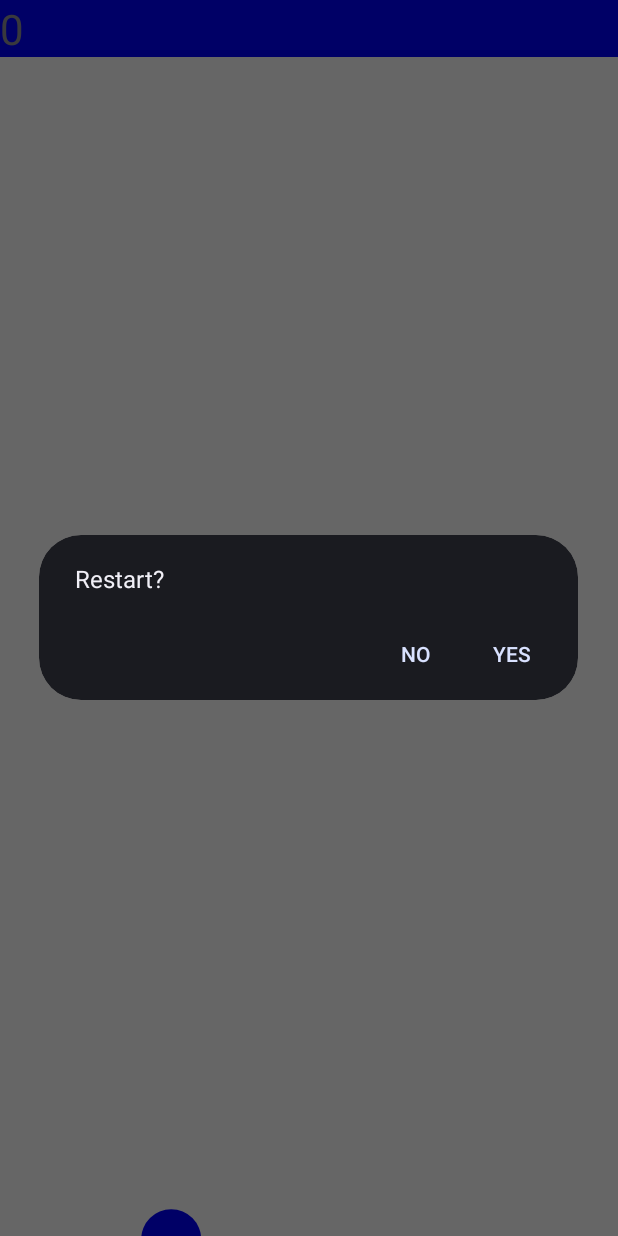
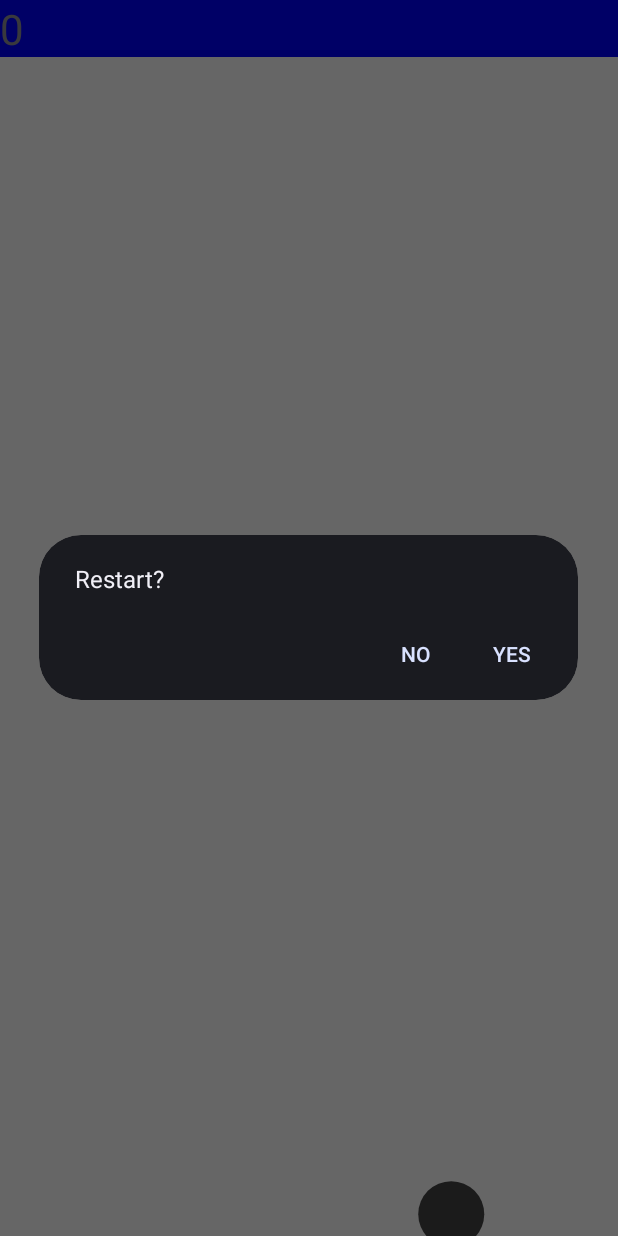
Before and after one commit to out386/shape-slice-game, an Android app: the screen it shows after launch (MainActivity), on a phone screen of 412 x 824 dp. Run offline under Robolectric (Android 15) with nearby library versions, the phone set to English and light mode, and no system bars.

Commit message:
Increase difficulty with time and randomize

```diff
--- a/app/src/main/java/com/example/a4/DimensionsModel.java
+++ b/app/src/main/java/com/example/a4/DimensionsModel.java
@@ -6,7 +6,7 @@
     private int failThresY;
     private int failThresX;
     private float addY;
-    private float pathRadius;
+    private float basePathRadius;
     private float density;
 
     DimensionsModel(int viewW, int viewH, float density) {
@@ -14,7 +14,7 @@
         this.viewH = viewH;
         this.density = density;
         addY = viewH * (3 / 4f); // Bottom 1/4th of the screen
-        pathRadius = 20 * density;
+        basePathRadius = 20 * density;
         failThresY = viewH - 1;
         failThresX = viewW - 1;
     }
@@ -48,6 +48,6 @@
     }
 
     float getPathRadius() {
-        return pathRadius;
+        return basePathRadius + (int) (Math.random() * 6 * density);
     }
 }
--- a/app/src/main/java/com/example/a4/Fruit.java
+++ b/app/src/main/java/com/example/a4/Fruit.java
@@ -12,21 +12,27 @@
 import android.graphics.Path;
 import android.graphics.PointF;
 import android.graphics.Region;
+import android.os.SystemClock;
 
 /**
  * Class that represents a Fruit. Can be split into two separate fruits.
  */
 public class Fruit {
-    private static int counter = 0;
-    private int index;
+    /**
+     * Intervals in milliseconds after which speed and acceleration increases
+     */
+    private static final long SCALE_INTERVAL = 10000;
+    private static final int MAX_SCALE_FACTOR = 5;
+    private static final int[] COLOURS = {Color.BLUE, Color.GREEN, Color.MAGENTA, Color.DKGRAY};
+
     private Path path = new Path();
     private Paint paint = new Paint(Paint.ANTI_ALIAS_FLAG);
     private Matrix transform = new Matrix();
+    private int paintColour;
     float speedx;
     float speedy;
     float accx;
     float accy;
-    private boolean belowLine;
     boolean part;
     boolean cutted;
 
@@ -34,32 +40,32 @@
      * A fruit is represented as Path, typically populated by a series of points
      */
 
-    Fruit(Path path, DimensionsModel dimens) {
+    Fruit(Path path, long gameStartTime, DimensionsModel dimens) {
         init();
 
-        counter++;
         this.part = false;
-        this.index = counter;
 
         this.path.reset();
         this.path = path;
 
+        long scale = (SystemClock.uptimeMillis() - gameStartTime) / SCALE_INTERVAL;
+        scale = Math.min(Math.max(1, scale), MAX_SCALE_FACTOR);
         float density = dimens.getDensity();
-        this.speedx = (float) (Math.random() * 7 - 4) * density;
 
-        this.speedy = (float) -(Math.random() * 7 + 12) * density;
+        this.speedx = (float) (Math.random() * 2 - 1) * density * scale;
+
+        this.speedy = (float) -(Math.random() * 2 + 3) * density * scale;
         this.accx = 0;
-        this.accy = (float) 0.45 * density;
-        this.belowLine = false;
+        this.accy = (float) 0.1125 * density * scale;
         this.cutted = false;
     }
 
-    private Fruit(Path path, float sx, float sy, DimensionsModel dimens) {
-        init();
+    private Fruit(Path path, float sx, float sy, float accy, int colour) {
+        paintColour = colour;
+        this.paint.setColor(colour);
+        this.paint.setStrokeWidth(5);
 
-        counter++;
         this.part = true;
-        this.index = counter;
 
         this.path.reset();
         this.path = path;
@@ -69,13 +75,13 @@
         this.speedy = sy;
 
         this.accx = 0;
-        this.accy = (float) 0.45 * dimens.getDensity();
-        this.belowLine = false;
+        this.accy = accy;
         this.cutted = false;
     }
 
     private void init() {
-        this.paint.setColor(Color.BLUE);
+        paintColour = COLOURS[(int) (Math.random() * COLOURS.length)];
+        this.paint.setColor(paintColour);
         this.paint.setStrokeWidth(5);
     }
 
@@ -189,8 +195,8 @@
             p2Y -= yPlus;
         }
 
-        Path leftCoverPath = null;
-        Path rightCoverPath = null;
+        Path leftCoverPath;
+        Path rightCoverPath;
 
         if (yLength > xLength) {
             float[] xl = {p1X, p2X, p1X - 200, p2X - 200};
@@ -227,8 +233,8 @@
         Path rightPath = rightRegion.getBoundaryPath();
 
         if (resultl && resultr) {
-            return new Fruit[]{new Fruit(leftPath, -2, this.speedy, dimens),
-                    new Fruit(rightPath, 2, this.speedy, dimens)};
+            return new Fruit[]{new Fruit(leftPath, -2, speedy, accy, paintColour),
+                    new Fruit(rightPath, 2, speedy, accy, paintColour)};
         }
         return new Fruit[0];
     }
--- a/app/src/main/java/com/example/a4/MainView.java
+++ b/app/src/main/java/com/example/a4/MainView.java
@@ -33,6 +33,7 @@
 public class MainView extends View {
     private int addFruitInterval = (int) (Math.random() * 1000 + 1500);
     private long lastFruitAddedTime = 0;
+    private long gameStartTime;
     private Handler handler;
     @Nullable
     private DimensionsModel dimens;
@@ -55,6 +56,7 @@
         handler = new Handler();
         // register this view with the model
         model = m;
+        gameStartTime = SystemClock.uptimeMillis();
 
         setOnTouchListener((v, event) -> {
             if (dimens == null)
@@ -79,8 +81,6 @@
 
                             } catch (Exception ignored) {
                             }
-                        } else {
-                            s.setFillColor(Color.BLUE);
                         }
                     }
                     break;
@@ -91,6 +91,7 @@
 
     public void init() {
         lastFruitAddedTime = 0;
+        gameStartTime = SystemClock.uptimeMillis();
         fails = 0;
         model.clear();
         drag.reset();
@@ -258,7 +259,7 @@
             Path newPath = new Path();
             newPath.addCircle(dimens.getAddX(), dimens.getAddY(), dimens.getPathRadius(),
                     Path.Direction.CCW);
-            Fruit f = new Fruit(newPath, dimens);
+            Fruit f = new Fruit(newPath, gameStartTime, dimens);
             model.add(f);
         }
     }
```
